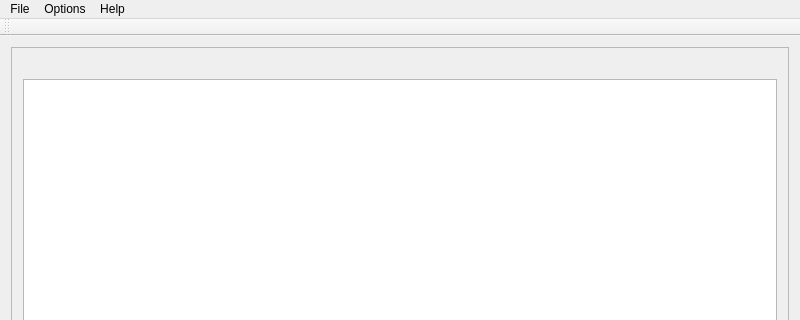
First picture: the form in mainwindow.ui, repository gabrieljardim/LogFilter, before the edit; both pictures show x 0 to 800 and y 0 to 320 of the 800 by 600 pixel window.
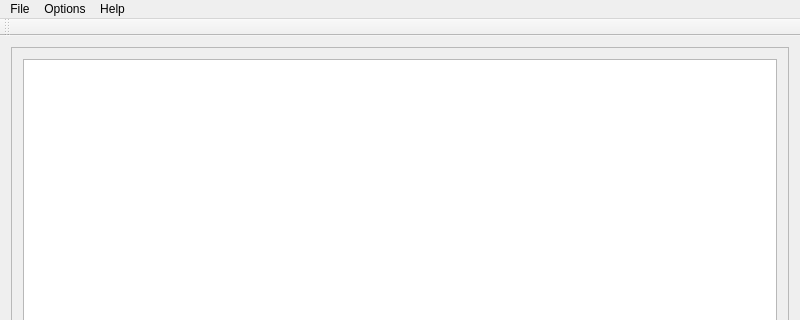
Second picture: the form after the edit.

Commit message: implement smart file loading and fix some bugs

Diff of the .ui file:
```diff
--- a/mainwindow.ui
+++ b/mainwindow.ui
@@ -35,19 +35,12 @@
          <x>0</x>
          <y>0</y>
          <width>780</width>
-         <height>519</height>
+         <height>521</height>
         </rect>
        </property>
        <layout class="QVBoxLayout" name="verticalLayout">
         <item>
-         <widget class="QLabel" name="label">
-          <property name="text">
-           <string/>
-          </property>
-         </widget>
-        </item>
-        <item>
-         <widget class="QListView" name="listView"/>
+         <widget class="QListView" name="logListView"/>
         </item>
        </layout>
       </widget>
```
Left out of the diff: 2 changed lines with no effect on the pictures. The commit also changes 2 other files.
